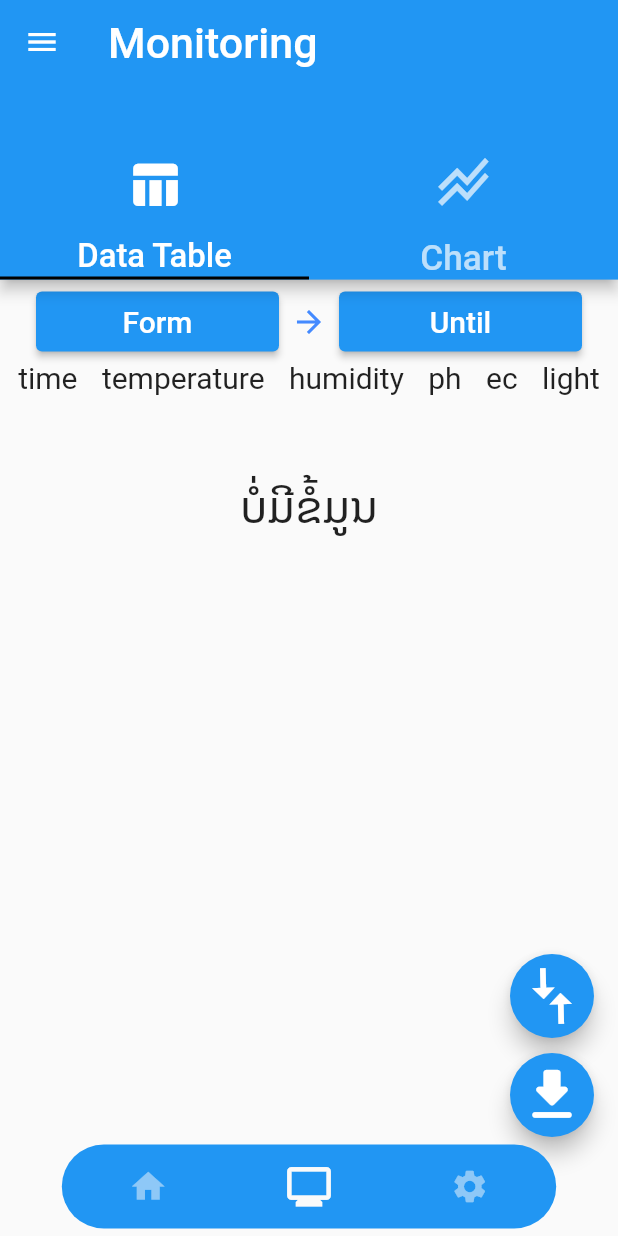
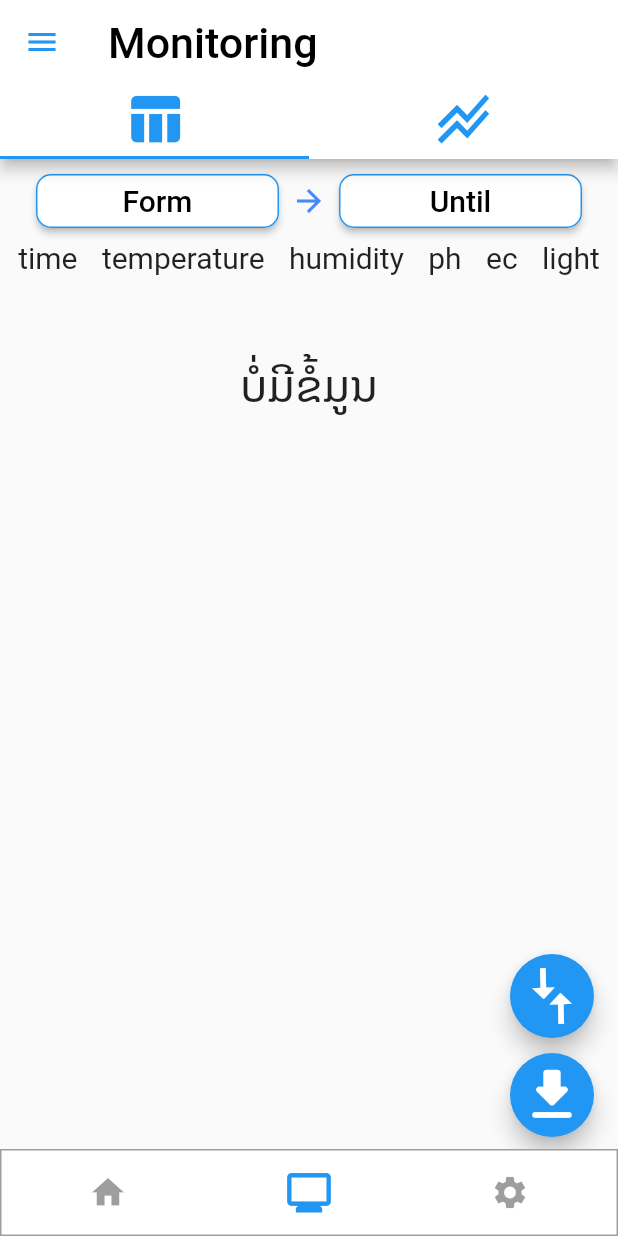
Before and after one commit to anousoneFS/project_x, a Flutter app: the TabsScreen2 screen opened directly, item 2 of the bottom bar chosen, in the side drawer, after a tap on the "download" icon, on a phone screen of 412 x 824 dp. Run offline on Flutter 3.47's test engine with Material 2 defaults, Android fonts, the phone set to English and light mode, and no system bars; our stand-ins replace connectivity, csv, firebase_auth, firebase_core, firebase_database, flutter_svg and 8 more; missing offline and left inert: email_auth; accounts and stored records are empty.

Commit message:
2/7 23:10 update UI Entry App with white Color Style

```diff
--- a/lib/components/button_widget.dart
+++ b/lib/components/button_widget.dart
@@ -34,14 +34,26 @@ class ButtonWidget extends StatelessWidget {
 
   @override
   Widget build(BuildContext context) => ElevatedButton(
-        style: ElevatedButton.styleFrom(
-          minimumSize: Size.fromHeight(40),
-          primary: Colors.blue,
+        style:
+            // ElevatedButton.styleFrom(
+            //   minimumSize: Size.fromHeight(40),
+            //   primary: Colors.white,
+            ButtonStyle(
+          foregroundColor: MaterialStateProperty.all<Color>(Colors.black),
+          backgroundColor: MaterialStateProperty.all<Color>(Colors.white),
+          shape: MaterialStateProperty.all<RoundedRectangleBorder>(
+            RoundedRectangleBorder(
+              borderRadius: BorderRadius.circular(10.0),
+              side: BorderSide(color: Colors.blue, width: 1),
+            ),
+          ),
         ),
         child: FittedBox(
           child: Text(
             text,
-            style: TextStyle(fontSize: 20, color: Colors.white),
+            style: TextStyle(
+              fontSize: 20,
+            ),
           ),
         ),
         onPressed: onClicked,
@@ -59,19 +71,27 @@ class HeaderWidget extends StatelessWidget {
   }) : super(key: key);
 
   @override
-  Widget build(BuildContext context) => Column(
-        crossAxisAlignment: CrossAxisAlignment.start,
-        children: [
-          Text(
+  Widget build(BuildContext context) {
+    Size size = MediaQuery.of(context).size;
+    return Row(
+      children: [
+        Container(
+          width: size.width * 0.5,
+          child: Text(
             title,
             style: TextStyle(
-              color: Colors.blue,
+              color: Colors.black,
               fontSize: 24,
-              fontWeight: FontWeight.bold,
+              fontWeight: FontWeight.w400,
+              fontFamily: "NotoSansLao",
             ),
           ),
-          const SizedBox(height: 8),
-          child,
-        ],
-      );
+        ),
+        // const SizedBox(width: 8),
+        child,
+        const SizedBox(width: 2),
+        Container(child: Icon(Icons.expand_less)),
+      ],
+    );
+  }
 }
--- a/lib/screens/home_screen.dart
+++ b/lib/screens/home_screen.dart
@@ -29,6 +29,7 @@ class _HomeScreenState extends State<HomeScreen> {
   bool valSwitchServo = false;
   bool valSwitchAuto = false;
   Map<String, dynamic> json = {};
+  bool _isLoading = false;
 
   void initState() {
     final FirebaseDatabase database = FirebaseDatabase(app: widget.app);
@@ -63,8 +64,14 @@ class _HomeScreenState extends State<HomeScreen> {
             child: Text('ແນ່ໃຈ'),
             onPressed: () async {
               // set all ກ່ອນ
+              setState(() {
+                _isLoading = true;
+              });
               await homeProvider.toggleAuto();
               Navigator.of(context).pop();
+              setState(() {
+                _isLoading = false;
+              });
             },
           ),
           FlatButton(
@@ -88,7 +95,19 @@ class _HomeScreenState extends State<HomeScreen> {
     Size size = MediaQuery.of(context).size;
     homeProvider = Provider.of<HomeProvider>(context, listen: false);
     final firebaseProvider = Provider.of<FirebaseApi>(context);
-    return SingleChildScrollView(
+    return !_isLoading
+        ? Stack(
+            children: [
+              Positioned(
+                top: 0,
+                left: 0,
+                right: 0,
+                child: Container(
+                  color: Colors.black38,
+                  height: 1,
+                ),
+              ),
+              SingleChildScrollView(
                 child: Column(
                   mainAxisAlignment: MainAxisAlignment.start,
                   crossAxisAlignment: CrossAxisAlignment.center,
@@ -117,7 +136,8 @@ class _HomeScreenState extends State<HomeScreen> {
                       query: _streamData,
                       itemBuilder: (BuildContext context, DataSnapshot snapshot,
                           Animation<double> animation, int index) {
-              String body = snapshot.value; // ຂໍ້ມູນທີ່ໄດ້ຈາກ Arduino ພຽວໆ
+                        String body =
+                            snapshot.value; // ຂໍ້ມູນທີ່ໄດ້ຈາກ Arduino ພຽວໆ
                         List<dynamic> bodySplit = body.split(','); // split ,
                         List<String> title = [
                           'ເວລາ',
@@ -193,7 +213,10 @@ class _HomeScreenState extends State<HomeScreen> {
                     SizedBox(height: 110),
                   ],
                 ),
-    );
+              ),
+            ],
+          )
+        : CircularProgressIndicator();
   }
 
   Widget buildSwitchControlWithHeaderWidget(
--- a/lib/screens/monitor_screen.dart
+++ b/lib/screens/monitor_screen.dart
@@ -36,36 +36,40 @@ class MonitorScreen extends StatelessWidget {
       length: 2,
       initialIndex: 0,
       child: Scaffold(
-        appBar: AppBar(
-          toolbarHeight: size.height * 0.1,
+        appBar: PreferredSize(
+          preferredSize: Size.fromHeight(50.0),
+          child: AppBar(
+            // toolbarHeight: size.height * 0.06,
             elevation: 4,
+            backgroundColor: Colors.white,
             bottom: TabBar(
               tabs: [
                 Container(
                   margin: EdgeInsets.only(bottom: 4),
-                width: size.width * 0.25,
-                height: size.height * 0.09,
+                  width: size.width * 0.1,
+                  height: size.width * 0.1,
                   child: FittedBox(
                     fit: BoxFit.fitWidth,
                     child: Tab(
-                    icon: Icon(Icons.table_chart),
-                    text: 'Data Table',
+                      icon: Icon(Icons.table_chart, color: Colors.blue,),
+                      // text: 'Data Table',
                     ),
                   ),
                 ),
                 Container(
                   margin: EdgeInsets.only(bottom: 4),
-                width: size.width * 0.14,
-                height: size.height * 0.09,
+                  width: size.width * 0.1,
+                  height: size.width * 0.1,
                   child: FittedBox(
                     fit: BoxFit.fitWidth,
                     child: Tab(
-                    icon: Icon(Icons.stacked_line_chart),
-                    text: 'Chart',
+                      icon: Icon(Icons.stacked_line_chart, color: Colors.blue),
+                      // text: 'Chart',
                     ),
                   ),
                 ),
               ],
+            ),
           ),
         ),
         body: TabBarView(
--- a/lib/screens/tab_screen2.dart
+++ b/lib/screens/tab_screen2.dart
@@ -132,15 +132,23 @@ class _TabsScreen2State extends State<TabsScreen2> {
   Widget build(BuildContext context) {
     _portraitModeOnly();
     Size size = MediaQuery.of(context).size;
-    return Scaffold(
+    return Theme(
+      data: ThemeData(
+        primaryIconTheme: IconThemeData(color: Colors.blue,),
+      ),
+      child: Scaffold(
         appBar: AppBar(
           title: Container(
             height: size.height * 0.04,
             child: FittedBox(
-            child: Text(_pages[_selectedPageIndex]['title']),
+              child: Text(_pages[_selectedPageIndex]['title'],
+                  style: TextStyle(
+                    color: Colors.black,
+                  )),
             ),
           ),
           elevation: 0,
+          backgroundColor: Colors.white,
         ),
         drawer: MainDrawer(),
         // ເຊັກ loading ກັບ connection ຖ້າ loading = true ແລະ connection != unknown
@@ -154,15 +162,20 @@ class _TabsScreen2State extends State<TabsScreen2> {
                   ? Center(child: CircularProgressIndicator())
                   : _pages[_selectedPageIndex]['page'],
               Positioned(
-              bottom: 5,
-              left: size.width * 0.1,
-              right: size.width * 0.1,
+                bottom: 0,
+                left: 0,
+                right: 0,
                 child: SafeArea(
                   child: Container(
                     padding: EdgeInsets.symmetric(vertical: 4, horizontal: 4),
                     decoration: BoxDecoration(
-                    color: Theme.of(context).primaryColor,
-                    borderRadius: BorderRadius.circular(30),
+                      // color: Theme.of(context).primaryColor,
+                      color: Colors.white,
+                      borderRadius: BorderRadius.circular(0),
+                      border: Border.all(
+                        width: 1,
+                        color: Colors.black38,
+                      ),
                     ),
                     child: Row(
                       mainAxisAlignment: MainAxisAlignment.spaceAround,
@@ -173,12 +186,10 @@ class _TabsScreen2State extends State<TabsScreen2> {
                             Icons.home,
                             size: _selectedPageIndex == 0 ? 35 : 26,
                             color: _selectedPageIndex == 0
-                              ? Theme.of(context).scaffoldBackgroundColor
-                              : Theme.of(context)
-                              .scaffoldBackgroundColor
-                              .withOpacity(0.5),
+                                ? Colors.blue
+                                : Colors.black38,
                           ),
-                        onPressed: (){
+                          onPressed: () {
                             _selectPages(0);
                           },
                         ),
@@ -188,12 +199,10 @@ class _TabsScreen2State extends State<TabsScreen2> {
                             Icons.monitor,
                             size: _selectedPageIndex == 1 ? 35 : 26,
                             color: _selectedPageIndex == 1
-                              ? Theme.of(context).scaffoldBackgroundColor
-                              : Theme.of(context)
-                              .scaffoldBackgroundColor
-                              .withOpacity(0.5),
+                                ? Colors.blue
+                                : Colors.black38,
                           ),
-                        onPressed: (){
+                          onPressed: () {
                             _selectPages(1);
                           },
                         ),
@@ -203,12 +212,10 @@ class _TabsScreen2State extends State<TabsScreen2> {
                             Icons.settings,
                             size: _selectedPageIndex == 2 ? 35 : 26,
                             color: _selectedPageIndex == 2
-                              ? Theme.of(context).scaffoldBackgroundColor
-                              : Theme.of(context)
-                              .scaffoldBackgroundColor
-                              .withOpacity(0.5),
+                                ? Colors.blue
+                                : Colors.black38,
                           ),
-                        onPressed: (){
+                          onPressed: () {
                             _selectPages(2);
                           },
                         ),
@@ -218,6 +225,7 @@ class _TabsScreen2State extends State<TabsScreen2> {
                 ),
               )
             ],
+          ),
         ),
       ),
     );
```
Also changed, not shown: lib/providers/home_provider.dart (+14 -10 lines), lib/screens/setting_screen.dart (+17 -3 lines). Lines whose indentation alone changed are shown as unchanged.
